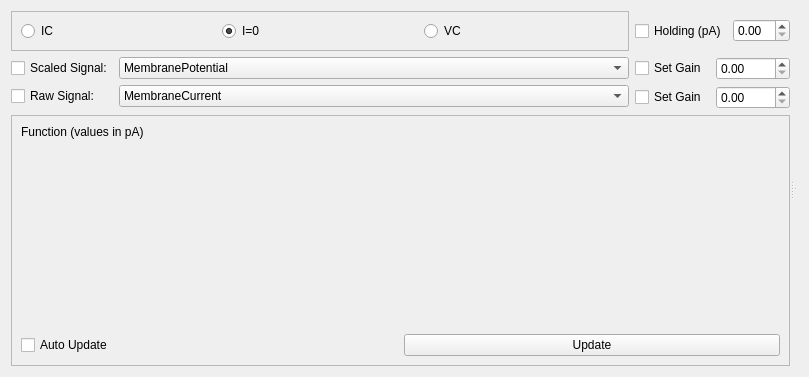
The window that lib/devices/MultiClamp/ProtocolTemplate.ui (acq4/acq4) describes before a commit, drawn with Qt 5.
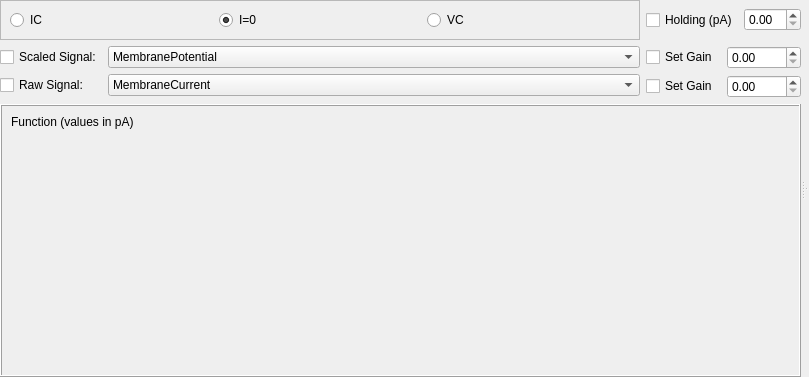
The same window after the commit. Custom widgets are drawn as their Qt base class.

```diff
--- a/lib/devices/MultiClamp/ProtocolTemplate.ui
+++ b/lib/devices/MultiClamp/ProtocolTemplate.ui
@@ -17,6 +17,12 @@
    <bool>true</bool>
   </property>
   <layout class="QHBoxLayout" name="horizontalLayout">
+   <property name="spacing">
+    <number>0</number>
+   </property>
+   <property name="margin">
+    <number>0</number>
+   </property>
    <item>
     <widget class="QSplitter" name="splitter_2">
      <property name="orientation">
@@ -151,7 +157,7 @@
        <item>
         <widget class="QFrame" name="frame">
          <property name="frameShape">
-          <enum>QFrame::StyledPanel</enum>
+          <enum>QFrame::Box</enum>
          </property>
          <property name="frameShadow">
           <enum>QFrame::Raised</enum>
@@ -180,24 +186,6 @@
             </property>
            </widget>
           </item>
-          <item>
-           <layout class="QHBoxLayout" name="horizontalLayout_3">
-            <item>
-             <widget class="QCheckBox" name="autoUpdateCheck">
-              <property name="text">
-               <string>Auto Update</string>
-              </property>
-             </widget>
-            </item>
-            <item>
-             <widget class="QPushButton" name="updateBtn">
-              <property name="text">
-               <string>Update</string>
-              </property>
-             </widget>
-            </item>
-           </layout>
-          </item>
          </layout>
         </widget>
        </item>
```
